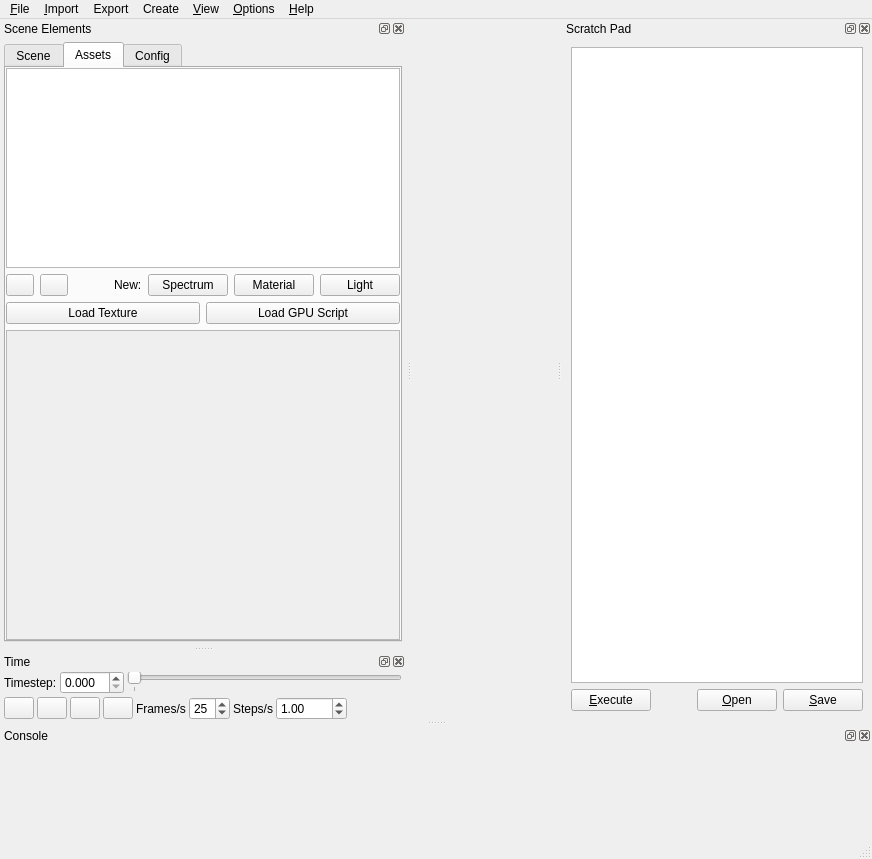
First picture: the form in src/ui/MainWindow.ui, repository ericspod/Eidolon, before the edit.
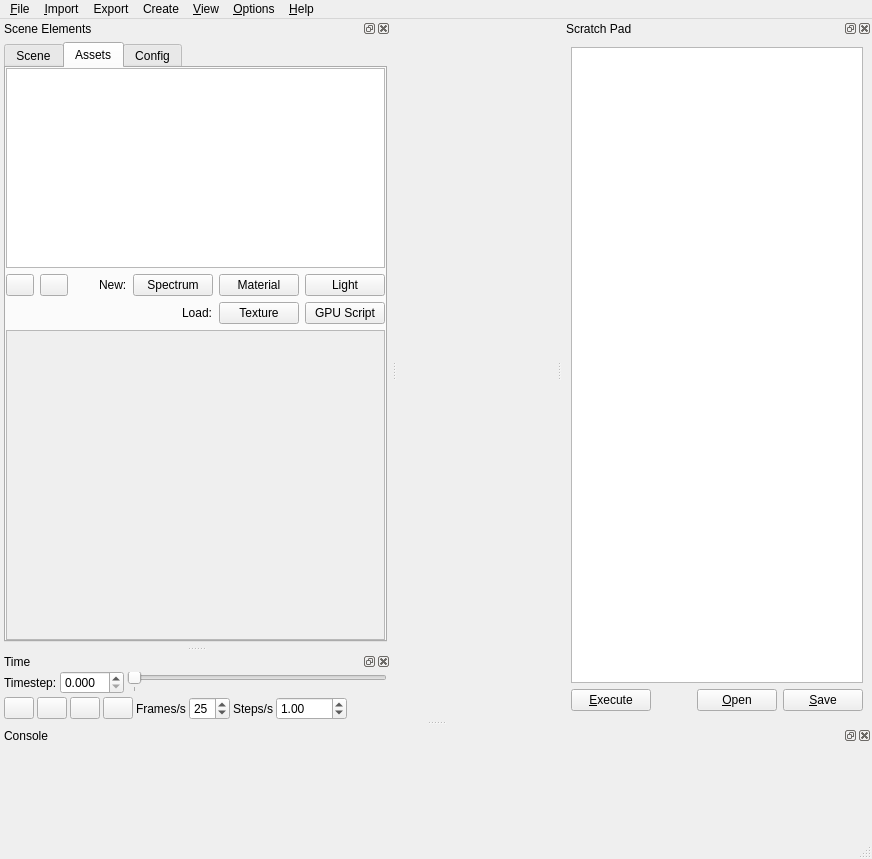
Second picture: the form after the edit. The open tabs and pages were chosen to show the change. Icons and pictures are not drawn.

Diff of the .ui file:
```diff
--- a/src/ui/MainWindow.ui
+++ b/src/ui/MainWindow.ui
@@ -136,8 +136,8 @@
   <widget class="QDockWidget" name="interfaceDock">
    <property name="minimumSize">
     <size>
-     <width>300</width>
-     <height>400</height>
+     <width>360</width>
+     <height>0</height>
     </size>
    </property>
    <property name="toolTip">
@@ -487,8 +487,8 @@
              <rect>
               <x>0</x>
               <y>0</y>
-              <width>423</width>
-              <height>291</height>
+              <width>451</width>
+              <height>251</height>
              </rect>
             </property>
            </widget>
@@ -503,25 +503,45 @@
             <number>0</number>
            </property>
            <item row="1" column="1">
+            <widget class="QLabel" name="label_8">
+             <property name="text">
+              <string>Load:</string>
+             </property>
+            </widget>
+           </item>
+           <item row="1" column="3">
             <widget class="QPushButton" name="loadShaderButton">
              <property name="toolTip">
               <string>Load a GPU script file</string>
              </property>
              <property name="text">
-              <string>Load GPU Script</string>
+              <string>GPU Script</string>
              </property>
             </widget>
            </item>
-           <item row="1" column="0">
+           <item row="1" column="2">
             <widget class="QPushButton" name="loadTextureButton">
              <property name="toolTip">
               <string>Load a texture file</string>
              </property>
              <property name="text">
-              <string>Load Texture</string>
+              <string>Texture</string>
              </property>
             </widget>
            </item>
+           <item row="1" column="0">
+            <spacer name="horizontalSpacer_7">
+             <property name="orientation">
+              <enum>Qt::Horizontal</enum>
+             </property>
+             <property name="sizeHint" stdset="0">
+              <size>
+               <width>40</width>
+               <height>20</height>
+              </size>
+             </property>
+            </spacer>
+           </item>
           </layout>
          </item>
          <item row="0" column="0">
@@ -630,7 +650,7 @@
              </property>
              <property name="sizeHint" stdset="0">
               <size>
-               <width>40</width>
+               <width>0</width>
                <height>20</height>
               </size>
              </property>
```
Left out of the diff: 6 changed lines with no effect on the pictures.
